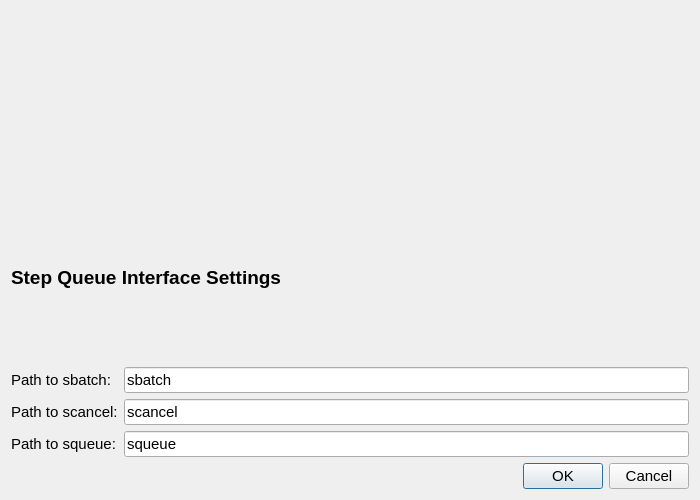
Old version of the form src/search/gui/queueinterfaces/slurmdialog.ui in the repository xtalopt/XtalOpt.
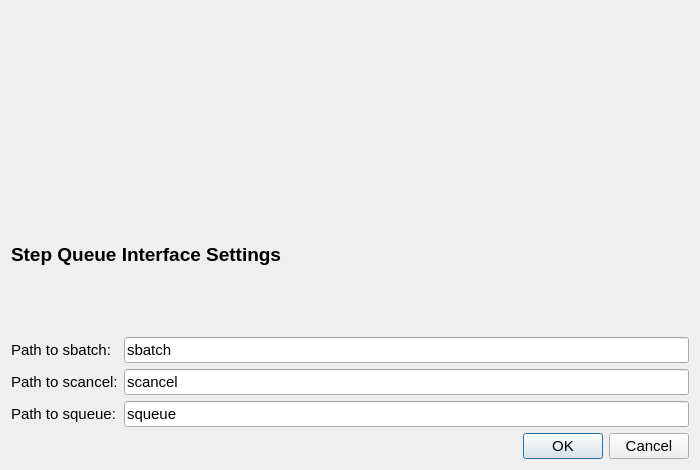
New version of the form. Custom widgets are drawn as their Qt base class.

The edit to the form file:
```diff
--- a/src/search/gui/queueinterfaces/slurmdialog.ui
+++ b/src/search/gui/queueinterfaces/slurmdialog.ui
@@ -7,7 +7,7 @@
     <x>0</x>
     <y>0</y>
     <width>700</width>
-    <height>500</height>
+    <height>470</height>
    </rect>
   </property>
   <property name="sizePolicy">
```
